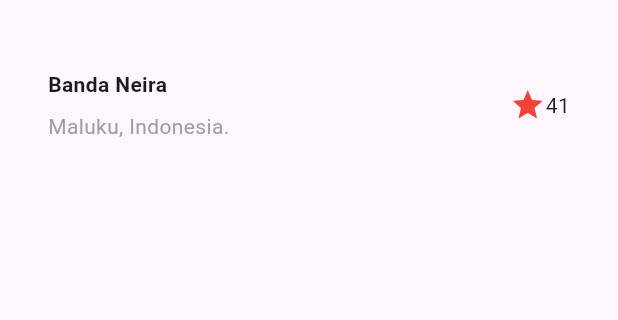
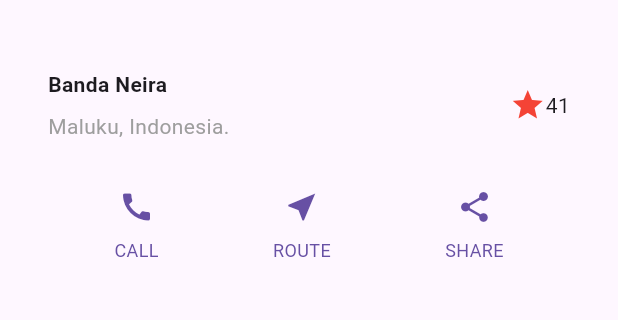
Before and after one commit to afifahnisa17/mobile_ganjil25, a Flutter app: the screen it shows after launch, on a phone screen of 412 x 824 dp, the part 63-383 px from its top. Run offline on Flutter 3.47's test engine with Material 3 defaults, Android fonts, the phone set to English and light mode, and no system bars.

Commit message:
add praktikum 2 codelab06

```diff
--- a/codelab06/layout_flutter/lib/main.dart
+++ b/codelab06/layout_flutter/lib/main.dart
@@ -5,8 +5,10 @@ void main() {
 }
 
 class MyApp extends StatelessWidget {
-  MyApp({super.key});
+  const MyApp({super.key});
 
+  @override
+  Widget build(BuildContext context) {
     Widget titleSection = Container(
       padding: const EdgeInsets.all(32.0),
       child: Row(
@@ -43,8 +45,17 @@ class MyApp extends StatelessWidget {
       ),
     );
 
-  @override
-  Widget build(BuildContext context) {
+    Color color = Theme.of(context).primaryColor;
+
+    Widget buttonSection = Row(
+      mainAxisAlignment: MainAxisAlignment.spaceEvenly,
+      children: [
+        _buildButtonColumn(color, Icons.call, 'CALL'),
+        _buildButtonColumn(color, Icons.near_me, 'ROUTE'),
+        _buildButtonColumn(color, Icons.share, 'SHARE'),
+      ],
+    );
+
     return MaterialApp(
       title: '2341720250 - Afifah Khoirunnisa',
       home: Scaffold(
@@ -55,10 +66,32 @@ class MyApp extends StatelessWidget {
           child: Column(
             children: [
               titleSection,
+              buttonSection,
             ]
           )
         ),
       ),
+    );
+  }
+
+  Column _buildButtonColumn(Color color, IconData icon, String label) {
+    return Column(
+      mainAxisSize: MainAxisSize.min,
+      mainAxisAlignment: MainAxisAlignment.center,
+      children: [
+        Icon(icon, color: color),
+        Container(
+          margin: const EdgeInsets.only(top: 8),
+          child: Text(
+            label,
+            style: TextStyle(
+              fontSize: 12,
+              fontWeight: FontWeight.w400,
+              color: color,
+            ),
+          ),
+        ),
+      ],
     );
   }
 }
```
Also changed, not shown: codelab06/img/prak2.png (added), 2 other files. Lines whose indentation alone changed are shown as unchanged.
